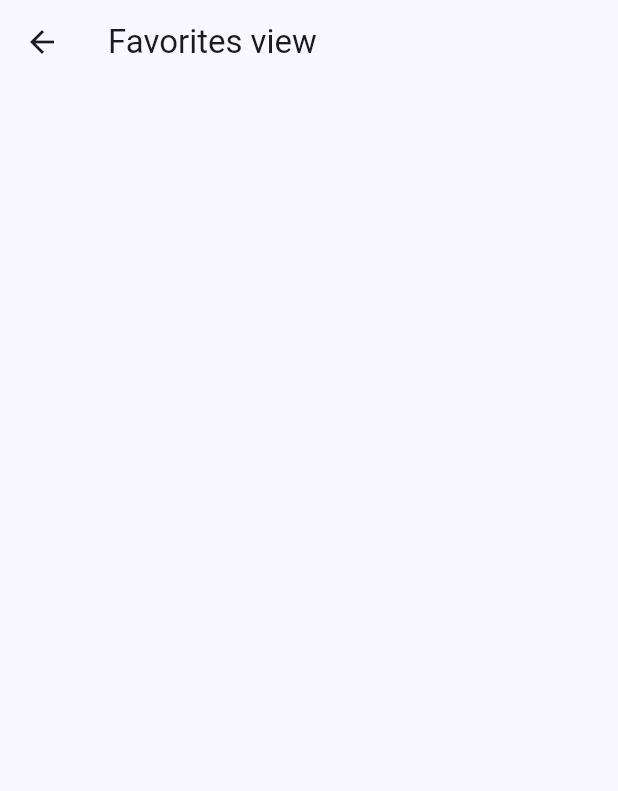
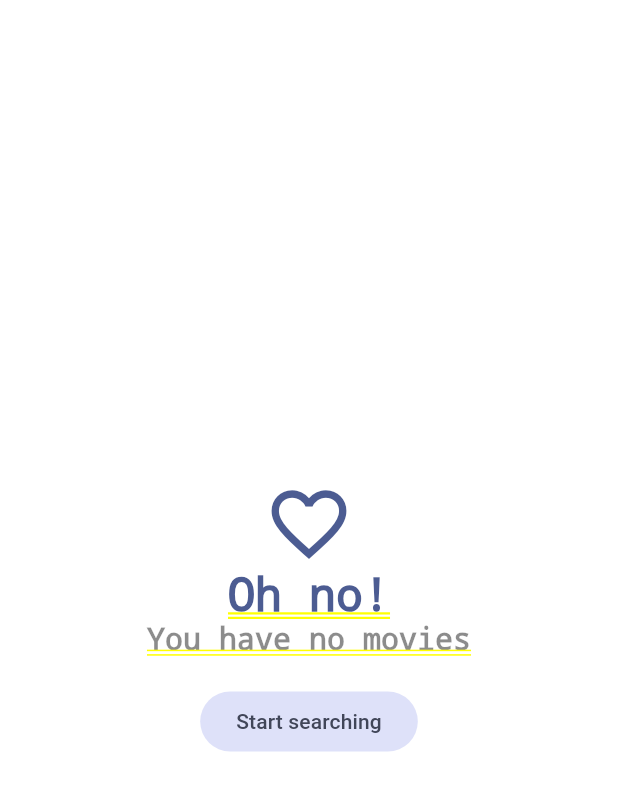
Before and after one commit to valllllll2000/flutter_seriepedia, a Flutter app: the FavoritesView screen opened directly, on a phone screen of 412 x 824 dp. Shown: the top 791 px of the screen. Run offline on Flutter 3.47's test engine with Material 3 defaults, Android fonts, the phone set to English and light mode, and no system bars; our stand-ins replace animate_do, card_swiper, dio, flutter_dotenv, flutter_riverpod, go_router and 1 more; accounts and stored records are empty; generated files the repository leaves out were written again; network calls fail.

Commit message:
adds favorites infinite scroll

```diff
--- a/lib/presentation/screens/movies/home_screen.dart
+++ b/lib/presentation/screens/home_screen.dart
@@ -1,7 +1,8 @@
+import 'package:cinemapedia/presentation/views/series/series.dart';
 import 'package:cinemapedia/presentation/widgets/widgets.dart';
 import 'package:flutter/material.dart';
 
-import '../../views/views.dart';
+import '../views/views.dart';
 
 class HomeScreen extends StatelessWidget {
   static const String name = "home-screen";
@@ -11,7 +12,7 @@ class HomeScreen extends StatelessWidget {
 
   final viewRoutes = const <Widget> [
     HomeView(),
-    SizedBox(),
+    SeriesView(),
     FavoritesView()
   ];
 
--- a/lib/presentation/screens/movies/movie_screen.dart
+++ b/lib/presentation/screens/movies/movie_screen.dart
@@ -1,5 +1,6 @@
 import 'package:animate_do/animate_do.dart';
 import 'package:cinemapedia/presentation/providers/providers.dart';
+import 'package:cinemapedia/presentation/providers/storage/favorite_movies_provider.dart';
 import 'package:flutter/material.dart';
 import 'package:flutter_riverpod/flutter_riverpod.dart';
 
@@ -197,8 +198,8 @@ class _CustomSliverAppBar extends ConsumerWidget {
       shadowColor: Colors.red,
       actions: [
         IconButton(
-            onPressed: () {
-              ref.watch(localStorageRepositoryProvider).toggleFavorite(movie);
+            onPressed: () async {
+              await ref.read(favoriteMoviesProvider.notifier).toggleFavorite(movie);
               ref.invalidate(isFavoriteProvider(movie.id));
             },
             icon: isFavoriteFuture.when(
--- a/lib/presentation/screens/screens.dart
+++ b/lib/presentation/screens/screens.dart
@@ -1,2 +1,2 @@
-export 'package:cinemapedia/presentation/screens/movies/home_screen.dart';
+export 'package:cinemapedia/presentation/screens/home_screen.dart';
 export 'package:cinemapedia/presentation/screens/movies/movie_screen.dart';
--- a/lib/presentation/views/movies/favorites.dart
+++ b/lib/presentation/views/movies/favorites.dart
@@ -1,5 +1,7 @@
+import 'package:cinemapedia/presentation/widgets/movies/movies_masonry.dart';
 import 'package:flutter/material.dart';
 import 'package:flutter_riverpod/flutter_riverpod.dart';
+import 'package:go_router/go_router.dart';
 
 import '../../../domain/entities/movie.dart';
 import '../../providers/storage/favorite_movies_provider.dart';
@@ -12,27 +14,64 @@ class FavoritesView extends ConsumerStatefulWidget {
 }
 
 class FavoritesViewState extends ConsumerState<FavoritesView> {
+  bool isLoading = false;
+  bool isLastPage = false;
+
+  void loadNextPage() async {
+    if (isLoading || isLastPage) return;
+    isLoading = true;
+    final movies =
+        await ref.read(favoriteMoviesProvider.notifier).loadNextPage();
+    if (movies.isEmpty) {
+      isLastPage = true;
+    }
+    isLoading = false;
+  }
+
   @override
   void initState() {
     super.initState();
-    ref.read(favoriteMoviesProvider.notifier).loadNextPage();
+    loadNextPage();
   }
 
   @override
   Widget build(BuildContext context) {
     final List<Movie> movies =
         ref.watch(favoriteMoviesProvider).values.toList();
+    final colors = Theme.of(context).colorScheme;
+    if (movies.isEmpty) {
+      return Center(
+        child: Column(
+          mainAxisAlignment: MainAxisAlignment.center,
+          crossAxisAlignment: CrossAxisAlignment.center,
+          children: [
+            Icon(
+              Icons.favorite_outline_sharp,
+              size: 60,
+              color: colors.primary,
+            ),
+            Text(
+              'Oh no!',
+              style: TextStyle(fontSize: 30, color: colors.primary),
+            ),
+            const Text(
+              'You have no movies',
+              style: TextStyle(fontSize: 20, color: Colors.black45),
+            ),
+            const SizedBox(
+              height: 20,
+            ),
+            FilledButton.tonal(
+                onPressed: () {
+                  context.go('/home/0');
+                },
+                child: const Text('Start searching'))
+          ],
+        ),
+      );
+    }
     return Scaffold(
-      appBar: AppBar(
-        title: Text('Favorites view'),
-      ),
-      body: ListView.builder(
-          itemCount: movies.length,
-          itemBuilder: (context, index) {
-            return ListTile(
-              title: Text(movies[index].title),
-            );
-          }),
+      body: MoviesMasonry(loadNextPage: loadNextPage, movies: movies),
     );
   }
 }
--- a/lib/presentation/widgets/shared/custom_bottom_navigationbar.dart
+++ b/lib/presentation/widgets/shared/custom_bottom_navigationbar.dart
@@ -1,4 +1,3 @@
-import 'package:cinemapedia/config/router/app_router.dart';
 import 'package:flutter/material.dart';
 import 'package:go_router/go_router.dart';
 
@@ -20,7 +19,7 @@ class CustomBottomNavigation extends StatelessWidget {
         items: const [
           BottomNavigationBarItem(icon: Icon(Icons.home_max), label: 'Start'),
           BottomNavigationBarItem(
-              icon: Icon(Icons.label_outline), label: 'Categories'),
+              icon: Icon(Icons.label_outline), label: 'TV Shows'),
           BottomNavigationBarItem(
               icon: Icon(Icons.favorite_outline), label: 'Favorites'),
         ]);
--- a/lib/presentation/widgets/widgets.dart
+++ b/lib/presentation/widgets/widgets.dart
@@ -3,3 +3,5 @@ export 'package:cinemapedia/presentation/widgets/movies/movies_slideshow.dart';
 export 'package:cinemapedia/presentation/widgets/shared/custom_appbar.dart';
 export 'package:cinemapedia/presentation/widgets/shared/custom_bottom_navigationbar.dart';
 export 'package:cinemapedia/presentation/widgets/shared/full_screen_loader.dart';
+export 'package:cinemapedia/presentation/widgets/movies/movie_poster_link.dart';
+export 'package:cinemapedia/presentation/widgets/movies/movies_masonry.dart';
--- a/pubspec.yaml
+++ b/pubspec.yaml
@@ -14,6 +14,7 @@ dependencies:
     sdk: flutter
   flutter_dotenv: ^5.1.0
   flutter_riverpod: ^2.5.1
+  flutter_staggered_grid_view: ^0.7.0
   go_router: ^14.3.0
   intl: ^0.19.0
   isar: ^3.1.0+1
```
Also changed, not shown: lib/presentation/providers/storage/favorite_movies_provider.dart (+13 -1 lines), lib/presentation/views/series/series.dart (added, +22 -0 lines), lib/presentation/widgets/movies/movie_poster_link.dart (added, +24 -0 lines), lib/presentation/widgets/movies/movies_masonry.dart (added, +65 -0 lines), lib/presentation/views/movies/categories.dart (deleted).
